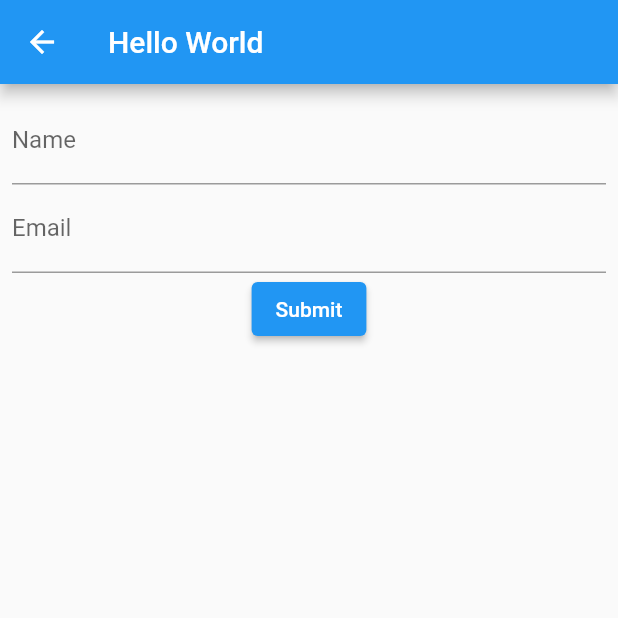
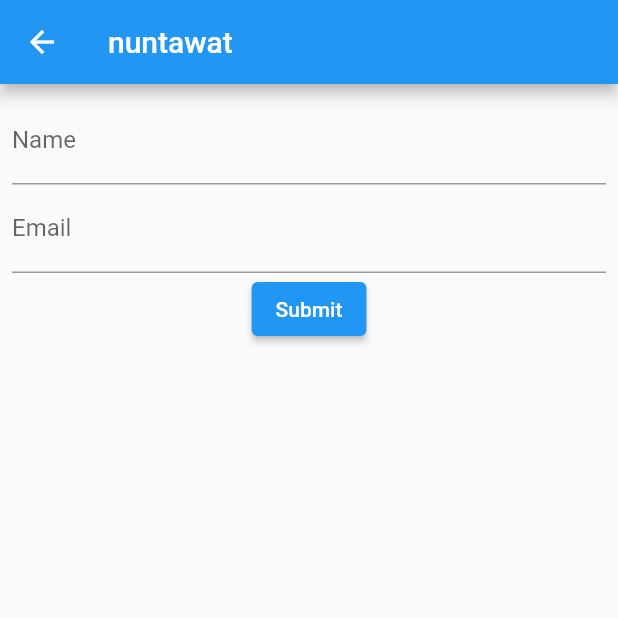
Before and after one commit to aomntw/Flutter-DAY1, a Flutter app: the screen it shows after launch, after a tap on "Contact", on a phone screen of 412 x 824 dp, the top half of it. Run offline on Flutter 3.47's test engine with Material 2 defaults, Android fonts, the phone set to English and light mode, and no system bars.

Commit message:
Navigator argument Object

```diff
--- a/lib/Profile.dart
+++ b/lib/Profile.dart
@@ -48,7 +48,7 @@ class _ProfileScreenState extends State<ProfileScreen> {
             ElevatedButton(
               onPressed: () {
                 Navigator.pushNamed(context, '/contactus',
-                    arguments: "Hello World");
+                    arguments: Profile(name: "nuntawat", email: "test"));
               },
               child: Text("Contact"),
             )
@@ -58,3 +58,9 @@ class _ProfileScreenState extends State<ProfileScreen> {
     );
   }
 }
+
+class Profile {
+  String name;
+  String email;
+  Profile({required this.name, required this.email});
+}
--- a/lib/contactus.dart
+++ b/lib/contactus.dart
@@ -1,4 +1,5 @@
 import 'package:flutter/material.dart';
+import 'package:helloworld/Profile.dart';
 
 class ContactUsScreen extends StatefulWidget {
   const ContactUsScreen({Key? key}) : super(key: key);
@@ -13,11 +14,11 @@ class _ContactUsScreenState extends State<ContactUsScreen> {
   String email = "";
   @override
   Widget build(BuildContext context) {
-    String text = ModalRoute.of(context)!.settings.arguments as String;
+    Profile profile = ModalRoute.of(context)!.settings.arguments as Profile;
 
     return Scaffold(
       appBar: AppBar(
-        title: Text(text),
+        title: Text(profile.name),
       ),
       body: Container(
         margin: EdgeInsets.all(8),
```
